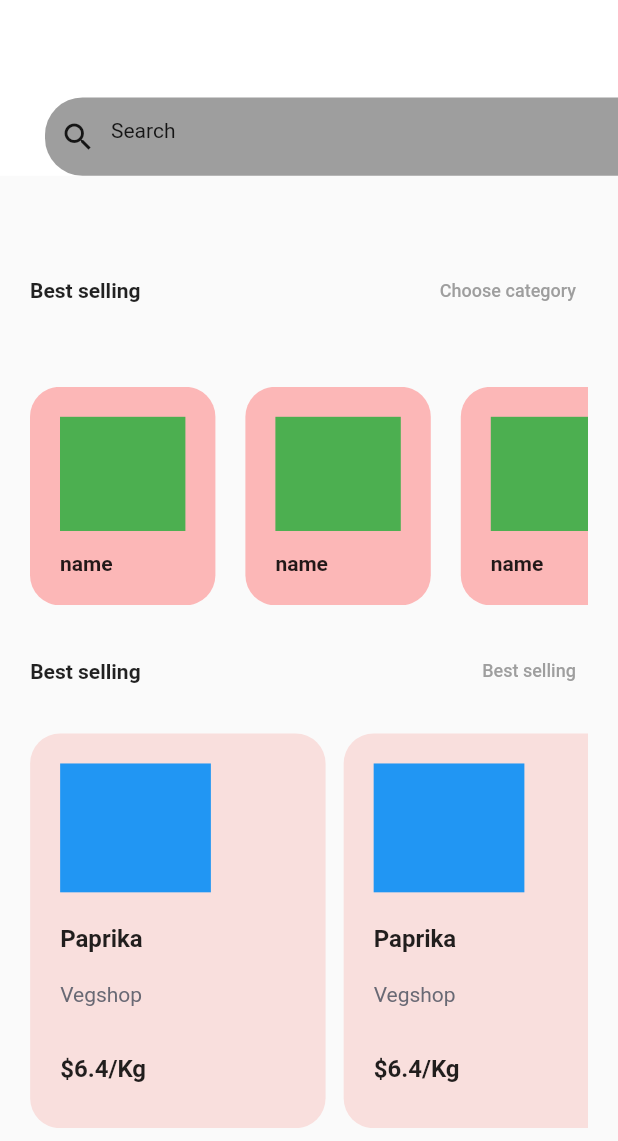
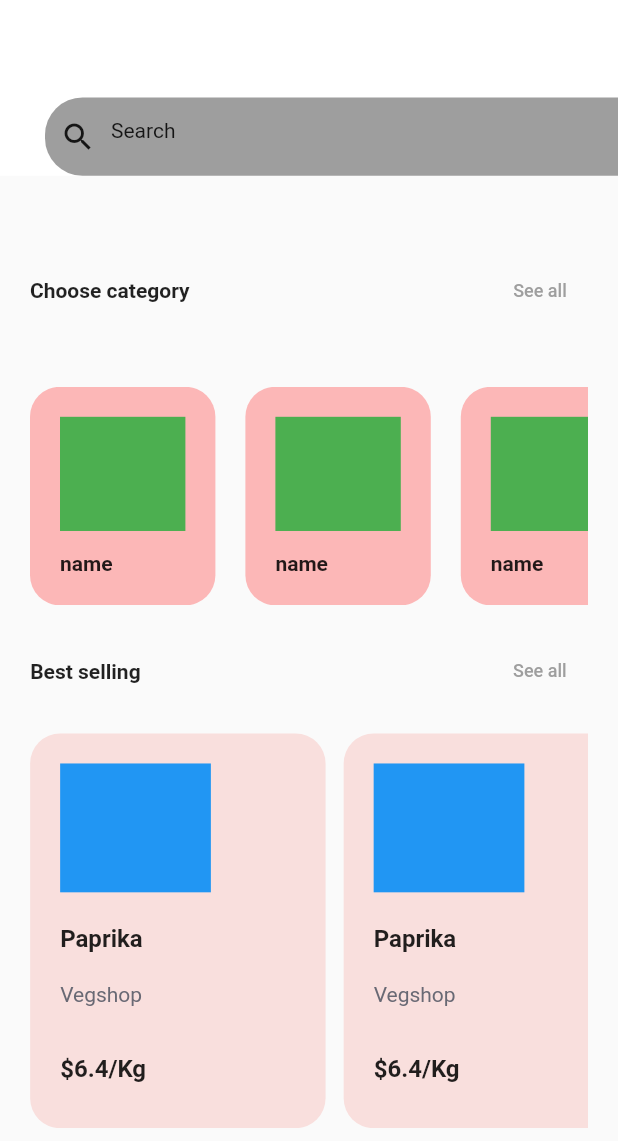
Before and after one commit to Yusuf-bek/BazarApp, a Flutter app: the screen it shows after launch, on a phone screen of 412 x 824 dp, the part 95-1236 px from its top. Run offline on Flutter 3.47's test engine with Material 2 defaults, Android fonts, the phone set to English and light mode, and no system bars.

Commit message:
changed-title-value-place

```diff
--- a/lib/core/widgets/row_see_all.dart
+++ b/lib/core/widgets/row_see_all.dart
@@ -13,15 +13,15 @@ class RowSeeAllWidget extends StatelessWidget {
     return Row(
       mainAxisAlignment: MainAxisAlignment.spaceBetween,
       children: [
-        const Text(
-          "Best selling",
-          style: TextStyle(fontWeight: FontWeight.bold),
+         Text(
+          title!,
+          style: const TextStyle(fontWeight: FontWeight.bold),
         ),
         TextButton(
           onPressed: () {},
-          child: Text(
-            title!,
-            style: const TextStyle(
+          child: const Text(
+            "See all",
+            style: TextStyle(
               color: Colors.grey,
               fontSize: 12,
             ),
```
